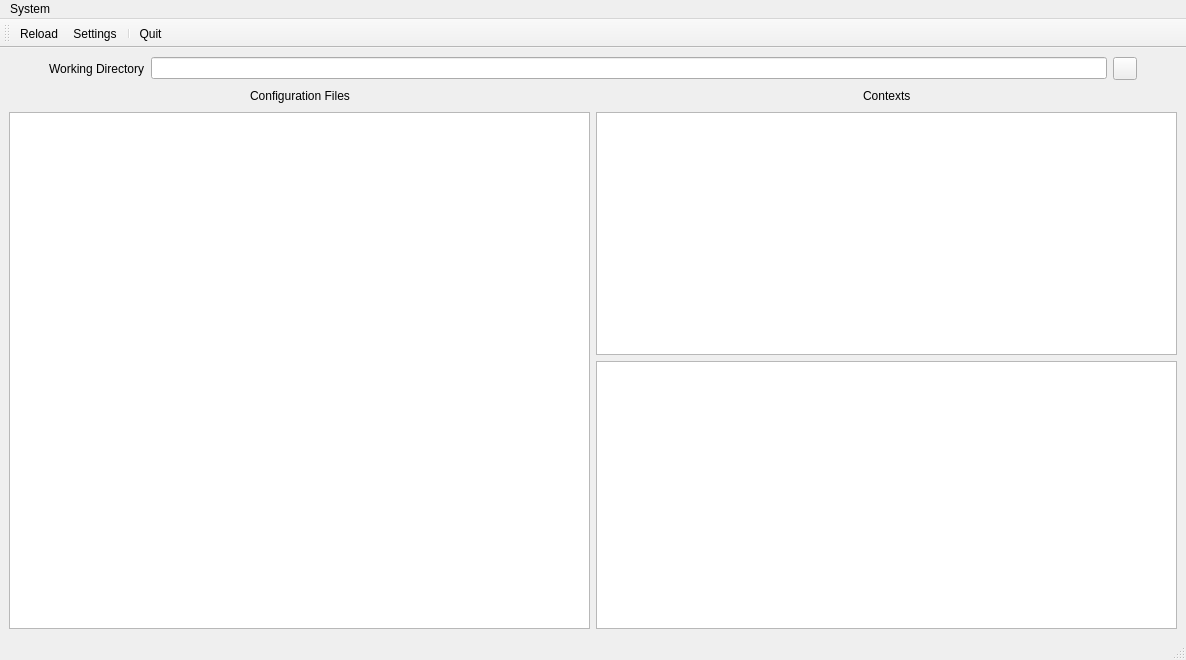
First picture: the form in src/mainwindow.ui, repository GentooXativa/KubeConfigManager, before the edit.
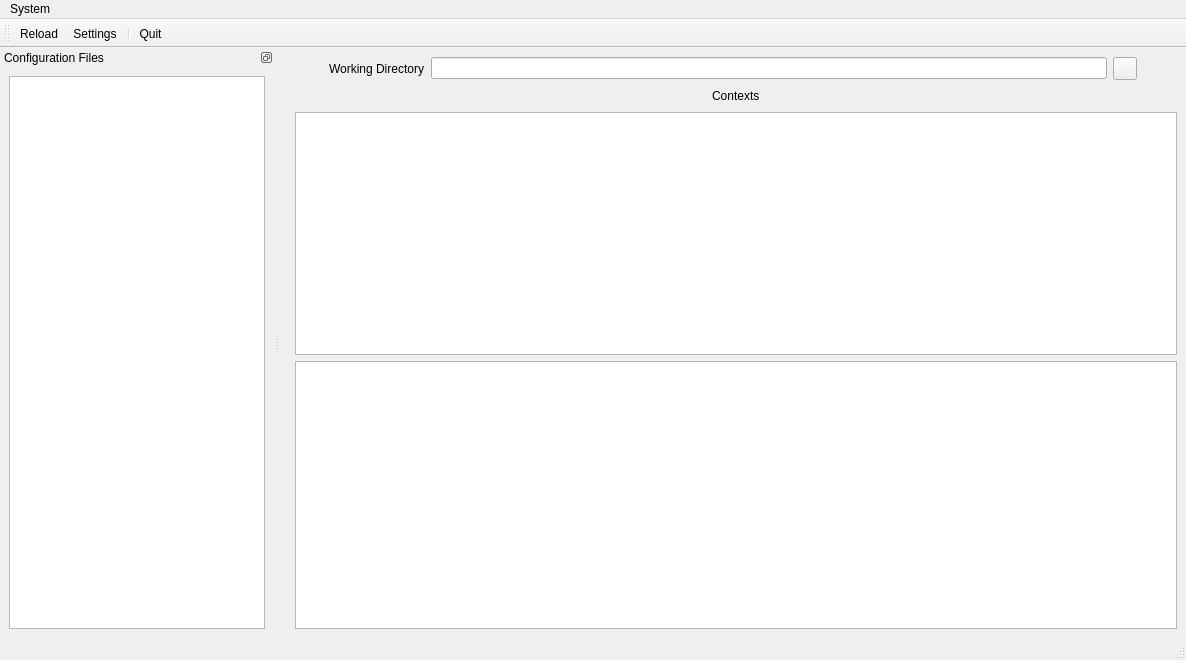
Second picture: the form after the edit. Icons and pictures are not drawn.

Commit message: added icon, dock area and kubeparser

What changed in the file:
```diff
--- a/src/mainwindow.ui
+++ b/src/mainwindow.ui
@@ -92,54 +92,6 @@
       </item>
      </layout>
     </item>
-    <item row="1" column="0">
-     <layout class="QGridLayout" name="gridLayout">
-      <item row="1" column="0">
-       <widget class="QListView" name="listViewFiles">
-        <property name="editTriggers">
-         <set>QAbstractItemView::NoEditTriggers</set>
-        </property>
-       </widget>
-      </item>
-      <item row="0" column="0">
-       <layout class="QHBoxLayout" name="horizontalLayout_3">
-        <item>
-         <spacer name="horizontalSpacer_3">
-          <property name="orientation">
-           <enum>Qt::Horizontal</enum>
-          </property>
-          <property name="sizeHint" stdset="0">
-           <size>
-            <width>40</width>
-            <height>20</height>
-           </size>
-          </property>
-         </spacer>
-        </item>
-        <item>
-         <widget class="QLabel" name="label">
-          <property name="text">
-           <string>Configuration Files</string>
-          </property>
-         </widget>
-        </item>
-        <item>
-         <spacer name="horizontalSpacer_4">
-          <property name="orientation">
-           <enum>Qt::Horizontal</enum>
-          </property>
-          <property name="sizeHint" stdset="0">
-           <size>
-            <width>40</width>
-            <height>20</height>
-           </size>
-          </property>
-         </spacer>
-        </item>
-       </layout>
-      </item>
-     </layout>
-    </item>
     <item row="1" column="1">
      <layout class="QGridLayout" name="gridLayout_5">
       <item row="0" column="0">
@@ -246,6 +198,31 @@
    <addaction name="separator"/>
    <addaction name="actionQuit"/>
   </widget>
+  <widget class="QDockWidget" name="dockWidgetConfigurationFiles">
+   <property name="features">
+    <set>QDockWidget::DockWidgetFloatable|QDockWidget::DockWidgetMovable</set>
+   </property>
+   <property name="allowedAreas">
+    <set>Qt::BottomDockWidgetArea|Qt::LeftDockWidgetArea|Qt::RightDockWidgetArea</set>
+   </property>
+   <property name="windowTitle">
+    <string>Configuration Files</string>
+   </property>
+   <attribute name="dockWidgetArea">
+    <number>1</number>
+   </attribute>
+   <widget class="QWidget" name="dockWidgetContents">
+    <layout class="QGridLayout" name="gridLayout">
+     <item row="0" column="0">
+      <widget class="QListView" name="listViewFiles">
+       <property name="editTriggers">
+        <set>QAbstractItemView::NoEditTriggers</set>
+       </property>
+      </widget>
+     </item>
+    </layout>
+   </widget>
+  </widget>
   <action name="actionSettings">
    <property name="icon">
     <iconset theme="preferences-system">
```
Left out of the diff: 23 changed lines with no effect on the pictures. The commit also changes 12 other files.
